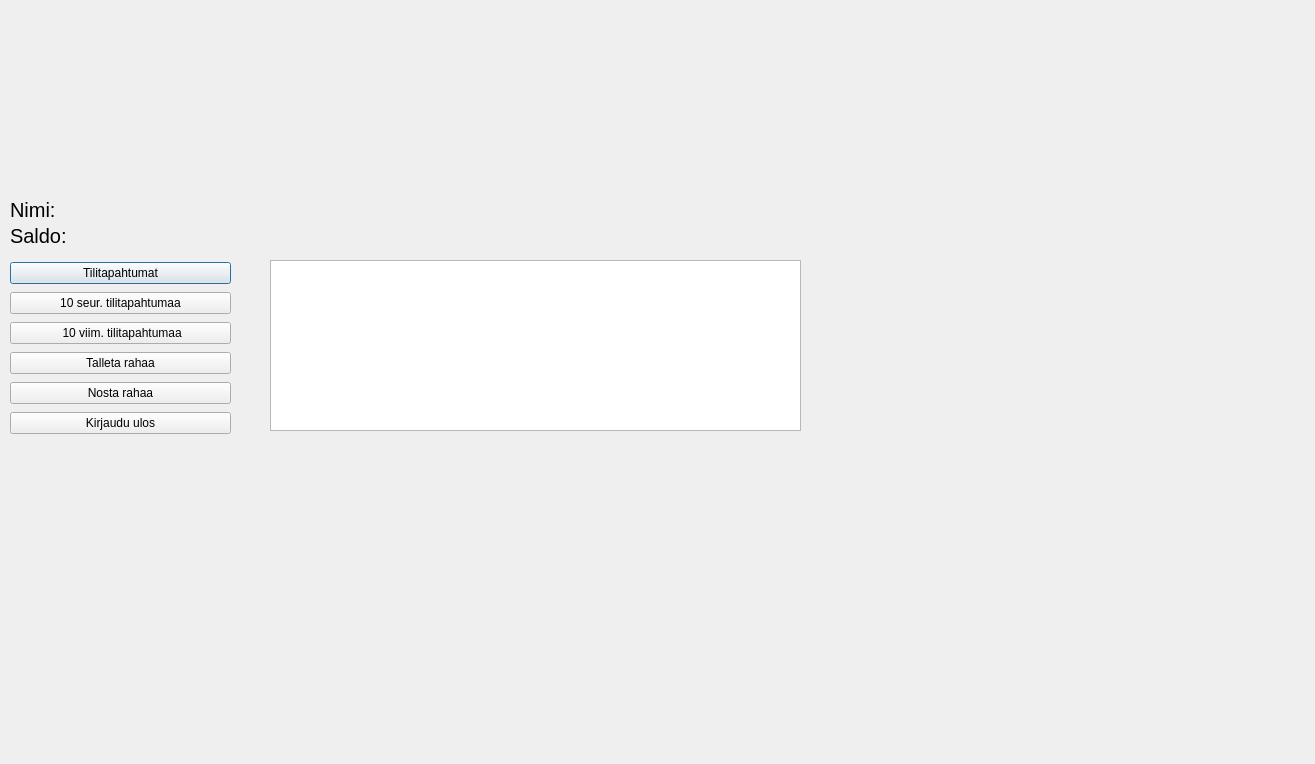
Before: the Qt Designer form bankautomat/paaikkuna.ui in banksimul2022/group5, drawn with Qt 5.
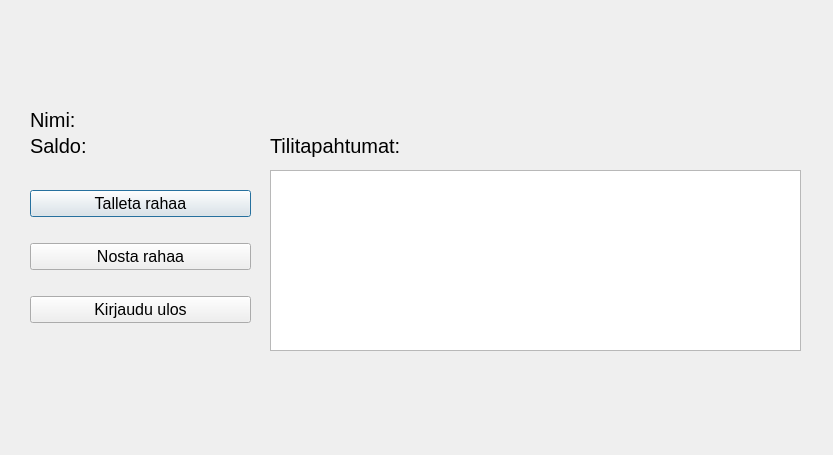
After: the same form once the commit is applied.

```diff
--- a/bankautomat/paaikkuna.ui
+++ b/bankautomat/paaikkuna.ui
@@ -6,8 +6,8 @@
    <rect>
     <x>0</x>
     <y>0</y>
-    <width>1315</width>
-    <height>764</height>
+    <width>833</width>
+    <height>455</height>
    </rect>
   </property>
   <property name="windowTitle">
@@ -16,36 +16,20 @@
   <widget class="QWidget" name="verticalLayoutWidget">
    <property name="geometry">
     <rect>
-     <x>10</x>
-     <y>260</y>
+     <x>30</x>
+     <y>170</y>
      <width>221</width>
      <height>176</height>
     </rect>
    </property>
    <layout class="QVBoxLayout" name="verticalLayout">
-    <item>
-     <widget class="QPushButton" name="Tilitapahtumat">
-      <property name="text">
-       <string>Tilitapahtumat</string>
-      </property>
-     </widget>
-    </item>
-    <item>
-     <widget class="QPushButton" name="pushButton">
-      <property name="text">
-       <string>10 seur. tilitapahtumaa</string>
-      </property>
-     </widget>
-    </item>
-    <item>
-     <widget class="QPushButton" name="pushButton_3">
-      <property name="text">
-       <string> 10 viim. tilitapahtumaa</string>
-      </property>
-     </widget>
-    </item>
     <item>
      <widget class="QPushButton" name="Talleta_rahaa">
+      <property name="font">
+       <font>
+        <pointsize>12</pointsize>
+       </font>
+      </property>
       <property name="text">
        <string>Talleta rahaa</string>
       </property>
@@ -53,6 +37,11 @@
     </item>
     <item>
      <widget class="QPushButton" name="Nosta_rahaa">
+      <property name="font">
+       <font>
+        <pointsize>12</pointsize>
+       </font>
+      </property>
       <property name="text">
        <string>Nosta rahaa</string>
       </property>
@@ -60,6 +49,11 @@
     </item>
     <item>
      <widget class="QPushButton" name="Kirjaudu_ulos">
+      <property name="font">
+       <font>
+        <pointsize>12</pointsize>
+       </font>
+      </property>
       <property name="text">
        <string>Kirjaudu ulos</string>
       </property>
@@ -70,8 +64,8 @@
   <widget class="QLabel" name="label">
    <property name="geometry">
     <rect>
-     <x>10</x>
-     <y>200</y>
+     <x>30</x>
+     <y>110</y>
      <width>51</width>
      <height>20</height>
     </rect>
@@ -88,8 +82,8 @@
   <widget class="QLabel" name="label_2">
    <property name="geometry">
     <rect>
-     <x>10</x>
-     <y>226</y>
+     <x>30</x>
+     <y>136</y>
      <width>61</width>
      <height>20</height>
     </rect>
@@ -106,8 +100,8 @@
   <widget class="QLabel" name="nimiLabel">
    <property name="geometry">
     <rect>
-     <x>70</x>
-     <y>199</y>
+     <x>90</x>
+     <y>109</y>
      <width>231</width>
      <height>21</height>
     </rect>
@@ -124,8 +118,8 @@
   <widget class="QLabel" name="saldoLabel">
    <property name="geometry">
     <rect>
-     <x>70</x>
-     <y>226</y>
+     <x>90</x>
+     <y>136</y>
      <width>181</width>
      <height>20</height>
     </rect>
@@ -143,9 +137,9 @@
    <property name="geometry">
     <rect>
      <x>270</x>
-     <y>260</y>
+     <y>170</y>
      <width>531</width>
-     <height>171</height>
+     <height>181</height>
     </rect>
    </property>
    <property name="font">
@@ -154,6 +148,25 @@
     </font>
    </property>
   </widget>
+  <widget class="QLabel" name="label_3">
+   <property name="geometry">
+    <rect>
+     <x>270</x>
+     <y>130</y>
+     <width>301</width>
+     <height>31</height>
+    </rect>
+   </property>
+   <property name="font">
+    <font>
+     <pointsize>15</pointsize>
+     <bold>false</bold>
+    </font>
+   </property>
+   <property name="text">
+    <string>Tilitapahtumat:</string>
+   </property>
+  </widget>
  </widget>
  <resources/>
  <connections/>
```
